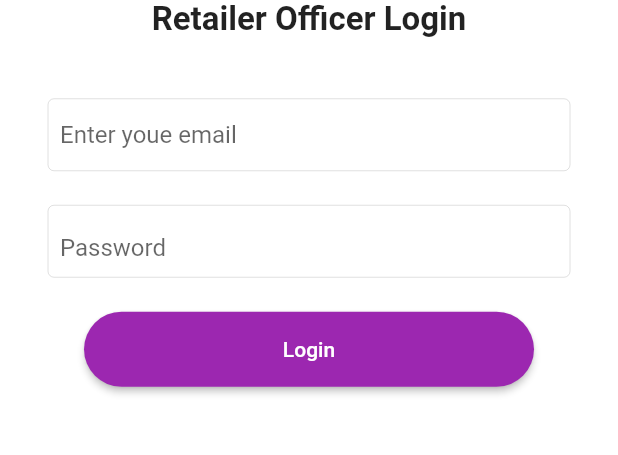
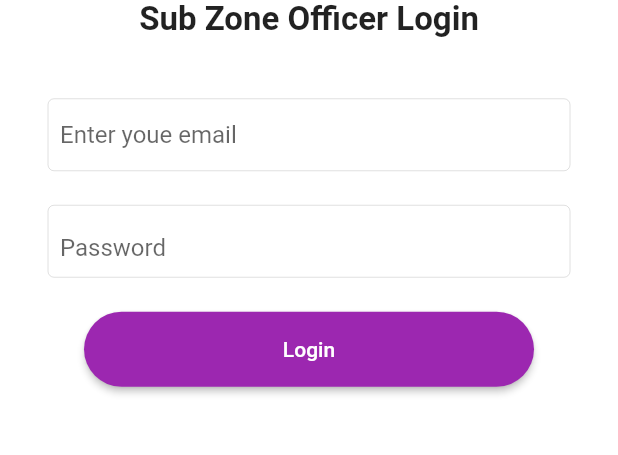
Before and after one commit to fwdAndroid/flavio, a Flutter app: the SubZoneLogin screen opened directly, on a phone screen of 412 x 824 dp, the part 565-1020 px from its top. Run offline on Flutter 3.47's test engine with Material 2 defaults, Android fonts, the phone set to English and light mode, and no system bars; our stand-ins replace animated_splash_screen, cloud_firestore, dropdown_search, firebase_auth, firebase_core, flutter_spinkit and 2 more; accounts and stored records are empty; statements that could not run were skipped.

Commit message:
Change Text

```diff
--- a/lib/login_screens/sub_zonal_login.dart
+++ b/lib/login_screens/sub_zonal_login.dart
@@ -47,7 +47,7 @@ class _SubZoneLoginState extends State<SubZoneLogin> {
               height: 200,
             ),
             Text(
-              "Retailer Officer Login",
+              "Sub Zone Officer Login",
               style: TextStyle(fontWeight: FontWeight.bold, fontSize: 22),
             ),
             SizedBox(
```
